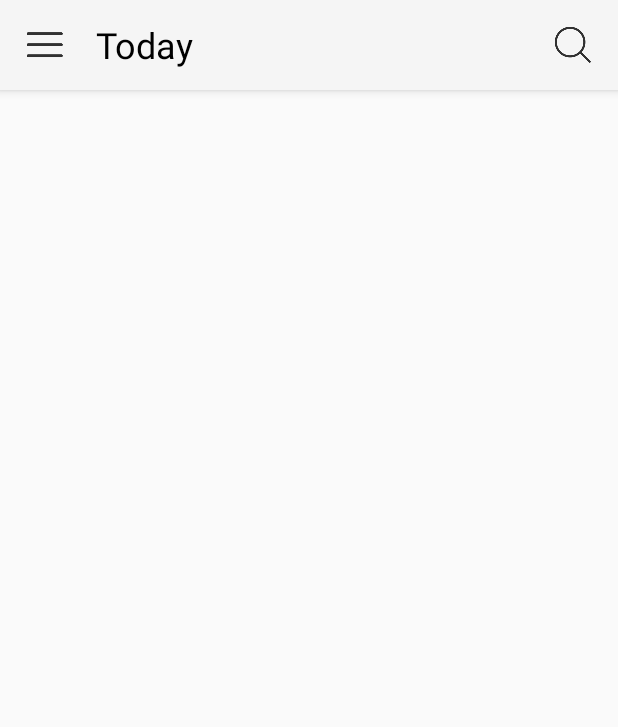
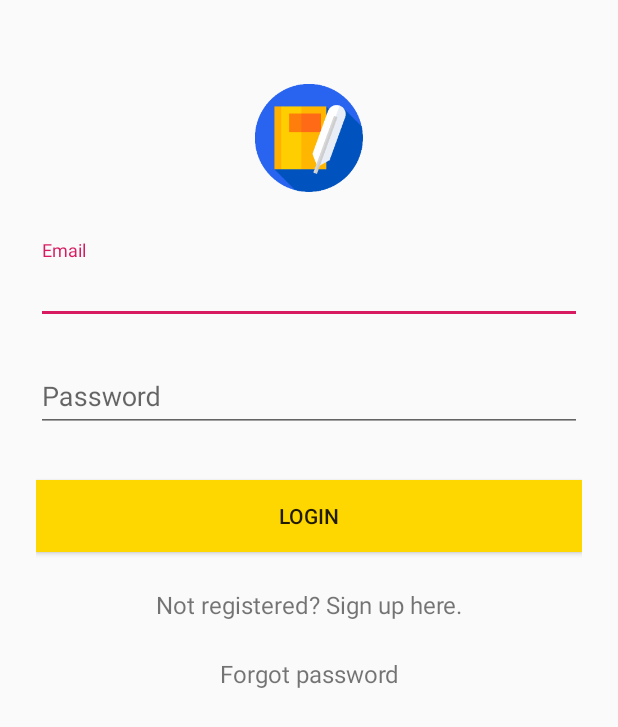
Before and after one commit to SeakyLuo/Everyday, an Android app: the screen it shows after launch (MainActivity before the commit, LoginActivity after it), on a phone screen of 412 x 824 dp. Shown: the top 727 px of the screen. Run offline under Robolectric (Android 15) with nearby library versions, the phone set to English and light mode, and no system bars.

Commit message:
Save Work

```diff
--- a/app/src/main/java/personalprojects/seakyluo/everyday/LoginActivity.java
+++ b/app/src/main/java/personalprojects/seakyluo/everyday/LoginActivity.java
@@ -1,6 +1,107 @@
 package personalprojects.seakyluo.everyday;
 
+import android.app.ProgressDialog;
+import android.content.DialogInterface;
+import android.content.Intent;
+import android.content.SharedPreferences;
+import android.os.Bundle;
+import android.support.annotation.Nullable;
 import android.support.v7.app.AppCompatActivity;
+import android.view.View;
+import android.widget.Button;
+import android.widget.EditText;
+import android.widget.TextView;
+import android.widget.Toast;
 
 public class LoginActivity extends AppCompatActivity {
+
+    private static final String CREDENTIALS = "Credentials";
+    private static final int SIGN_UP = 0;
+    private Button loginButton;
+    private TextView signup, forgot;
+    private EditText emailText, passwordText;
+
+    @Override
+    protected void onStart() {
+        super.onStart();
+//        DbHelper.init(this);
+        SharedPreferences sharedPreferences =  getSharedPreferences(CREDENTIALS, MODE_PRIVATE);
+        String email = sharedPreferences.getString(User.EMAIL, ""), password =  sharedPreferences.getString(User.PASSWORD, "");
+        if (verify(email, password)){
+            onLoginSuccess();
+        }
+    }
+
+    @Override
+    protected void onCreate(@Nullable Bundle savedInstanceState) {
+        super.onCreate(savedInstanceState);
+        setContentView(R.layout.activity_login);
+        loginButton = findViewById(R.id.login);
+        emailText = findViewById(R.id.login_email);
+        passwordText = findViewById(R.id.login_password);
+        signup = findViewById(R.id.link_signup);
+        forgot = findViewById(R.id.link_forgot_password);
+        loginButton.setOnClickListener(new View.OnClickListener() {
+            @Override
+            public void onClick(View v) {
+                if (verify(emailText.getText().toString(), passwordText.getText().toString())){
+                    onLoginSuccess();
+                }
+            }
+        });
+        signup.setOnClickListener(new View.OnClickListener() {
+            @Override
+            public void onClick(View v) {
+                Intent intent = new Intent(LoginActivity.this, SignupActivity.class);
+                intent.putExtra(User.EMAIL, emailText.getText().toString());
+                intent.putExtra(User.PASSWORD, passwordText.getText().toString());
+                startActivityForResult(intent, SIGN_UP);
+                overridePendingTransition(R.anim.push_right_in, R.anim.push_left_out);
+            }
+        });
+    }
+
+    private boolean verify(String email, String password){
+        if (email.isEmpty() || password.isEmpty()) return false;
+        ProgressDialog dialog = new ProgressDialog(this);
+        dialog.show();
+        dialog.setMessage("Verifying...");
+        dialog.setIndeterminate(true);
+        dialog.setCanceledOnTouchOutside(false);
+        loginButton.setEnabled(false);
+        dialog.setOnDismissListener(new DialogInterface.OnDismissListener() {
+            @Override
+            public void onDismiss(DialogInterface dialog) {
+                loginButton.setEnabled(true);
+            }
+        });
+        try{
+            User.user = User.verify(email, password);
+            dialog.dismiss();
+            return User.user != null;
+        }catch (Exception e){
+            Toast.makeText(this, e.toString(), Toast.LENGTH_SHORT).show();
+            dialog.dismiss();
+            return false;
+        }
+    }
+
+    private void onLoginSuccess(){
+        Intent intent = new Intent(LoginActivity.this, MainActivity.class);
+        startActivity(intent);
+        overridePendingTransition(R.anim.push_right_in, R.anim.push_left_out);
+        // Save Credentials
+        SharedPreferences userInfo = getSharedPreferences(CREDENTIALS, MODE_PRIVATE);
+        SharedPreferences.Editor editor = userInfo.edit();
+        editor.putString(User.EMAIL, emailText.getText().toString());
+        editor.putString(User.PASSWORD, passwordText.getText().toString());
+        editor.apply();
+    }
+
+    @Override
+    protected void onActivityResult(int requestCode, int resultCode, @Nullable Intent data) {
+        super.onActivityResult(requestCode, resultCode, data);
+        if (resultCode != RESULT_OK) return;
+        onLoginSuccess();
+    }
 }
--- a/app/src/main/java/personalprojects/seakyluo/everyday/MainActivity.java
+++ b/app/src/main/java/personalprojects/seakyluo/everyday/MainActivity.java
@@ -27,7 +27,6 @@ public class MainActivity extends AppCompatActivity {
     private TextView title;
     private ImageButton menu, search;
     private RecyclerView recyclerView;
-    Context context;
 
     @Override
     protected void onCreate(Bundle savedInstanceState) {
@@ -72,7 +71,7 @@ public class MainActivity extends AppCompatActivity {
                 DatePickerDialog dialog = new DatePickerDialog(MainActivity.this, new DatePickerDialog.OnDateSetListener() {
                     @Override
                     public void onDateSet(DatePicker view, int year, int month, int dayOfMonth) {
-
+//                        title.setText();
                     }
                 }, year, month, day);
                 dialog.show();
@@ -95,9 +94,13 @@ public class MainActivity extends AppCompatActivity {
         setRecyclerView(recyclerView);
     }
 
+    private void moveTo(int position){
+        recyclerView.smoothScrollToPosition(position);
+    }
+
     private void setRecyclerView(RecyclerView recyclerView){
         DiaryAdapter adapter = new DiaryAdapter();
-        adapter.addElements(User.user.getDiaries());
+//        adapter.addElements(User.user.getDiaries());
         recyclerView.setAdapter(adapter);
         LinearLayoutManager layoutManager = new LinearLayoutManager(this);
         layoutManager.setSmoothScrollbarEnabled(true);
--- /dev/null
+++ b/app/src/main/res/layout/activity_login.xml
@@ -0,0 +1,80 @@
+<?xml version="1.0" encoding="utf-8"?>
+<ScrollView
+    xmlns:android="http://schemas.android.com/apk/res/android"
+    android:layout_width="fill_parent"
+    android:layout_height="fill_parent"
+    android:fitsSystemWindows="true">
+
+    <LinearLayout
+        android:orientation="vertical"
+        android:layout_width="match_parent"
+        android:layout_height="wrap_content"
+        android:paddingTop="56dp"
+        android:paddingLeft="24dp"
+        android:paddingRight="24dp">
+
+        <ImageView
+            android:src="@drawable/logo"
+            android:layout_width="wrap_content"
+            android:layout_height="72dp"
+            android:layout_marginBottom="24dp"
+            android:layout_gravity="center_horizontal" />
+
+        <android.support.design.widget.TextInputLayout
+            android:layout_width="match_parent"
+            android:layout_height="wrap_content"
+            android:layout_marginTop="8dp"
+            android:layout_marginBottom="8dp">
+
+            <EditText
+                android:id="@+id/login_email"
+                android:layout_width="match_parent"
+                android:layout_height="wrap_content"
+                android:hint="Email"
+                android:inputType="textEmailAddress" />
+        </android.support.design.widget.TextInputLayout>
+
+        <android.support.design.widget.TextInputLayout
+            android:layout_width="match_parent"
+            android:layout_height="wrap_content"
+            android:layout_marginTop="8dp"
+            android:layout_marginBottom="8dp">
+
+            <EditText
+                android:id="@+id/login_password"
+                android:layout_width="match_parent"
+                android:layout_height="wrap_content"
+                android:hint="Password"
+                android:inputType="textPassword" />
+        </android.support.design.widget.TextInputLayout>
+
+        <Button
+            android:id="@+id/login"
+            android:layout_width="fill_parent"
+            android:layout_height="wrap_content"
+            android:layout_marginTop="24dp"
+            android:layout_marginBottom="24dp"
+            android:background="@color/Gold"
+            android:padding="12dp"
+            android:text="Login" />
+
+        <TextView
+            android:id="@+id/link_signup"
+            android:layout_width="fill_parent"
+            android:layout_height="wrap_content"
+            android:layout_marginBottom="24dp"
+            android:text="@string/not_registered"
+            android:gravity="center"
+            android:textSize="16dp"/>
+
+        <TextView
+            android:id="@+id/link_forgot_password"
+            android:layout_width="match_parent"
+            android:layout_height="wrap_content"
+            android:layout_marginBottom="24dp"
+            android:gravity="center"
+            android:text="@string/forgot_password"
+            android:textSize="16dp" />
+
+    </LinearLayout>
+</ScrollView>
--- a/app/src/main/res/values/colors.xml
+++ b/app/src/main/res/values/colors.xml
@@ -3,4 +3,5 @@
     <color name="colorPrimary">#008577</color>
     <color name="colorPrimaryDark">#00574B</color>
     <color name="colorAccent">#D81B60</color>
+    <color name="Gold">#FFD700</color>
 </resources>
--- a/app/src/main/res/values/strings.xml
+++ b/app/src/main/res/values/strings.xml
@@ -1,3 +1,6 @@
 <resources>
     <string name="app_name">Everyday</string>
+    <string name="not_registered">Not registered? Sign up here.</string>
+    <string name="already_registered">Already registered? Sign in here.</string>
+    <string name="forgot_password">Forgot password</string>
 </resources>
--- a/app/src/main/res/values/styles.xml
+++ b/app/src/main/res/values/styles.xml
@@ -8,6 +8,8 @@
         <item name="colorAccent">@color/colorAccent</item>
         <item name="android:statusBarColor">@android:color/transparent</item>
         <item name="android:windowDrawsSystemBarBackgrounds">true</item>
+        <item name="android:windowIsTranslucent">true</item>
+        <item name="android:windowAnimationStyle">@style/SlideRightAnimation</item>
     </style>
 
 </resources>
```
Also changed, not shown: app/src/main/AndroidManifest.xml (+5 -2 lines), app/src/main/java/personalprojects/seakyluo/everyday/DbHelper.java (+48 -7 lines), app/src/main/java/personalprojects/seakyluo/everyday/Owns.java (+34 -15 lines), app/src/main/java/personalprojects/seakyluo/everyday/SignupActivity.java (added, +115 -0 lines), app/src/main/java/personalprojects/seakyluo/everyday/User.java (+28 -13 lines), app/src/main/res/layout/activity_signup.xml (added, +89 -0 lines), app/src/main/res/drawable-xxxhdpi/logo.png (added).
